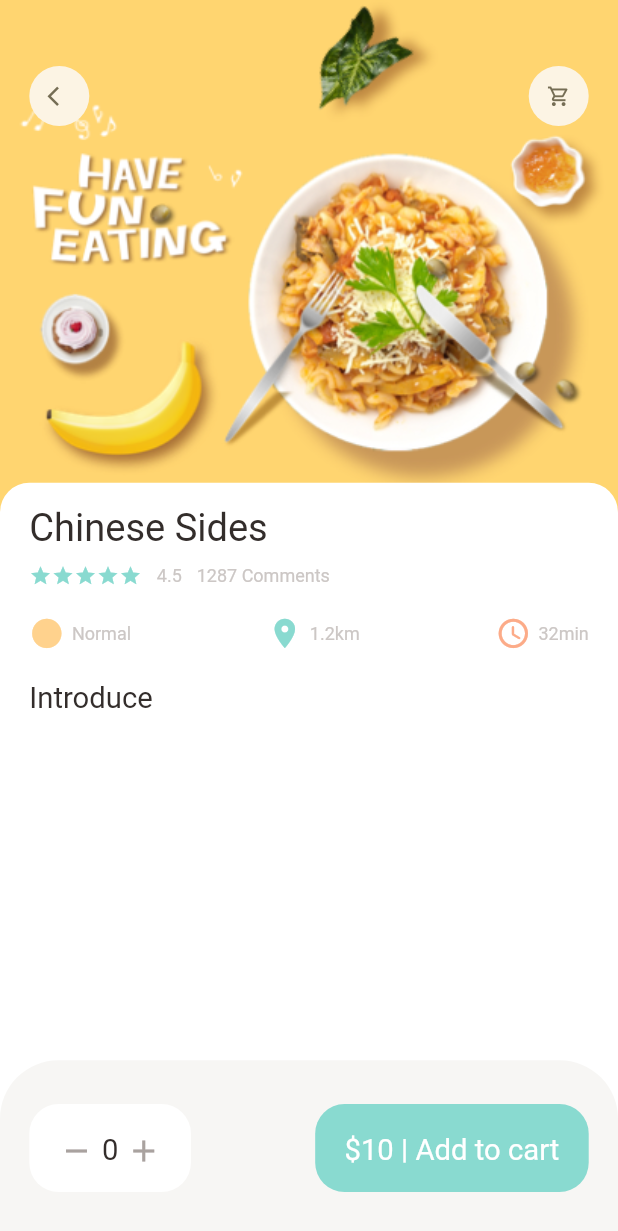
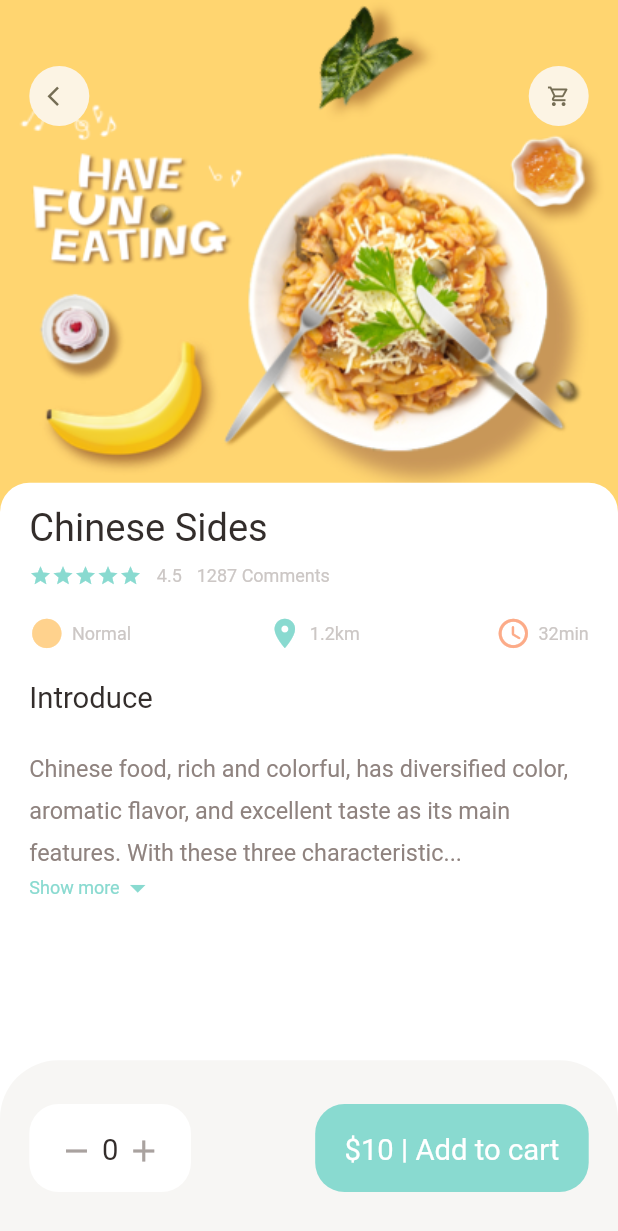
Before and after one commit to imukeshsoni/food_delivery, a Flutter app: the PopularFoodDetail screen opened directly, on a phone screen of 412 x 824 dp. Shown: the top 1231 px of the screen. Run offline on Flutter 3.47's test engine with Material 2 defaults, Android fonts, the phone set to English and light mode, and no system bars; our stand-ins replace dots_indicator, get.

Commit message:
Added details text widget

```diff
--- a/lib/pages/food/popular_food_details.dart
+++ b/lib/pages/food/popular_food_details.dart
@@ -2,6 +2,7 @@ import 'package:flutter/material.dart';
 import 'package:food_delivery/utils/dimensions.dart';
 import 'package:food_delivery/widgets/app_column.dart';
 import 'package:food_delivery/widgets/app_icon.dart';
+import 'package:food_delivery/widgets/expanded_text_widget.dart';
 
 import '../../utils/colors.dart';
 import '../../widgets/big_text.dart';
@@ -65,11 +66,19 @@ class PopularFoodDetail extends StatelessWidget {
               child: Column(
                 crossAxisAlignment: CrossAxisAlignment.start,
                 children: [
-                  AppColumn(
+                  const AppColumn(
                     text: "Chinese Sides",
                   ),
                   SizedBox(height: Dimensions.height20),
                   BigText(text: "Introduce"),
+                  SizedBox(height: Dimensions.height20),
+                  const Expanded(
+                      child: SingleChildScrollView(
+                    child: ExpandedTextWidget(
+                      text:
+                          'Chinese food, rich and colorful, has diversified color, aromatic flavor, and excellent taste as its main features. With these three characteristics, it is not only tasty but also a work of art for people to appreciate Chinese food, rich and colorful, has diversified color, aromatic flavor, and excellent taste as its main features. With these three characteristics, it is not only tasty but also a work of art for people to appreciateChinese food, rich and colorful, has diversified color, aromatic flavor, and excellent taste as its main features. With these three characteristics, it is not only tasty but also a work of art for people to appreciate Chinese food, rich and colorful, has diversified color, aromatic flavor, and excellent taste as its main features. With these three characteristics, it is not only tasty but also a work of art for people to appreciateChinese food, rich and colorful, has diversified color, aromatic flavor, and excellent taste as its main features. With these three characteristics, it is not only tasty but also a work of art for people to appreciate',
+                    ),
+                  ))
                 ],
               ),
             ),
--- a/lib/utils/dimensions.dart
+++ b/lib/utils/dimensions.dart
@@ -25,6 +25,7 @@ class Dimensions {
   static final width120 = screenHeight / 7.03;
 
   // dynamic font sizes
+  static final font16 = screenHeight / 52.75;
   static final font20 = screenHeight / 42.2;
   static final font26 = screenHeight / 32.46;
 
--- /dev/null
+++ b/lib/widgets/expanded_text_widget.dart
@@ -0,0 +1,84 @@
+import 'package:flutter/material.dart';
+import 'package:food_delivery/utils/colors.dart';
+import 'package:food_delivery/utils/dimensions.dart';
+import 'package:food_delivery/widgets/small_text.dart';
+
+class ExpandedTextWidget extends StatefulWidget {
+  final String text;
+
+  const ExpandedTextWidget({Key? key, required this.text}) : super(key: key);
+
+  @override
+  State<ExpandedTextWidget> createState() => _ExpandedTextWidgetState();
+}
+
+class _ExpandedTextWidgetState extends State<ExpandedTextWidget> {
+  late String firstHalf;
+  late String secondHalf;
+
+  bool hiddenText = true;
+
+  final double textHeight = Dimensions.screenHeight / 5.63;
+
+  @override
+  void initState() {
+    super.initState();
+    if (widget.text.length > textHeight) {
+      firstHalf = widget.text.substring(0, textHeight.toInt());
+      secondHalf =
+          widget.text.substring(textHeight.toInt() + 1, widget.text.length);
+    } else {
+      firstHalf = widget.text;
+      secondHalf = "";
+    }
+  }
+
+  @override
+  Widget build(BuildContext context) {
+    return Container(
+      child: secondHalf.isEmpty
+          ? SmallText(
+              text: firstHalf,
+              size: Dimensions.font16,
+              color: AppColors.paraColor,
+              height: 1.8,
+            )
+          : Column(
+              children: [
+                SmallText(
+                  text: hiddenText
+                      ? (firstHalf + '...')
+                      : (firstHalf + secondHalf),
+                  size: Dimensions.font16,
+                  color: AppColors.paraColor,
+                  height: 1.8,
+                ),
+                Row(
+                  children: [
+                    SmallText(
+                      text: 'Show more',
+                      color: AppColors.mainColor,
+                    ),
+                    InkWell(
+                      onTap: () => {
+                        setState(
+                          () => hiddenText = !hiddenText,
+                        )
+                      },
+                      child: hiddenText
+                          ? Icon(
+                              Icons.arrow_drop_down,
+                              color: AppColors.mainColor,
+                            )
+                          : Icon(
+                              Icons.arrow_drop_up,
+                              color: AppColors.mainColor,
+                            ),
+                    )
+                  ],
+                )
+              ],
+            ),
+    );
+  }
+}
--- a/lib/widgets/small_text.dart
+++ b/lib/widgets/small_text.dart
@@ -19,6 +19,7 @@ class SmallText extends StatelessWidget {
     return Text(
       text,
       style: TextStyle(
+        height: height,
         color: color,
         fontSize: size,
         fontFamily: 'Roboto',
```
